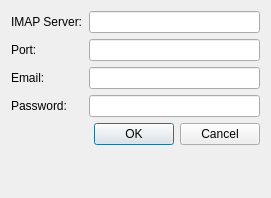
Pizza989/mail_match, file src/static/imap_config.ui: the form before one commit.
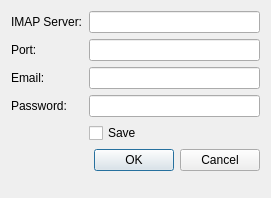
The form after the commit.

The edit to the form file:
```diff
--- a/src/static/imap_config.ui
+++ b/src/static/imap_config.ui
@@ -31,7 +31,7 @@
      </property>
     </widget>
    </item>
-   <item row="4" column="1">
+   <item row="5" column="1">
     <widget class="QDialogButtonBox" name="buttonBox">
      <property name="orientation">
       <enum>Qt::Horizontal</enum>
@@ -71,6 +71,13 @@
    <item row="0" column="1">
     <widget class="QLineEdit" name="host_lineedit"/>
    </item>
+   <item row="4" column="1">
+    <widget class="QCheckBox" name="save_checkbox">
+     <property name="text">
+      <string>Save</string>
+     </property>
+    </widget>
+   </item>
   </layout>
  </widget>
  <tabstops>
```
